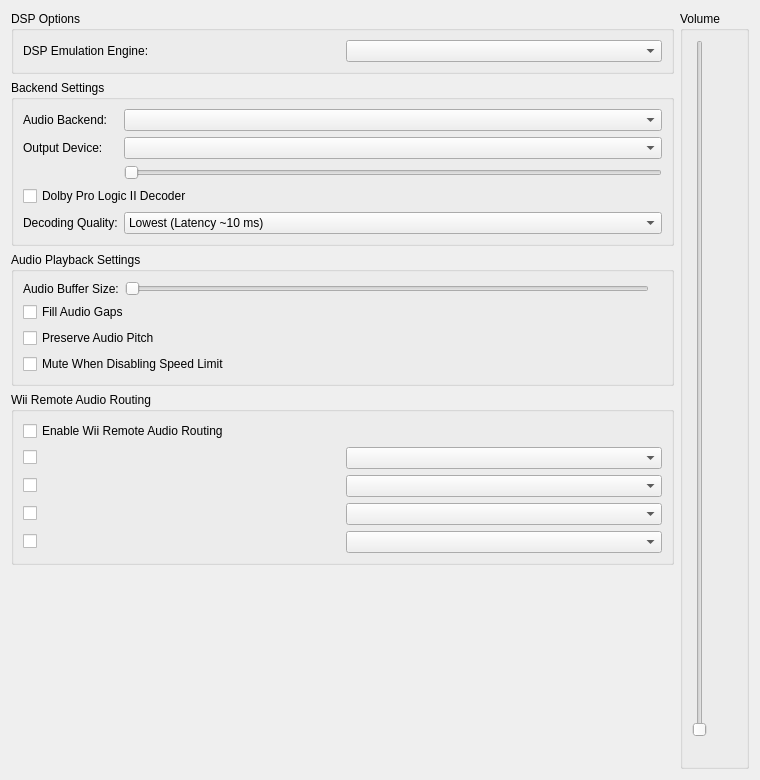
Qt form Source/Core/DolphinQt/Settings/AudioPane.ui (ilyalissoboi/dolphin) before a commit.
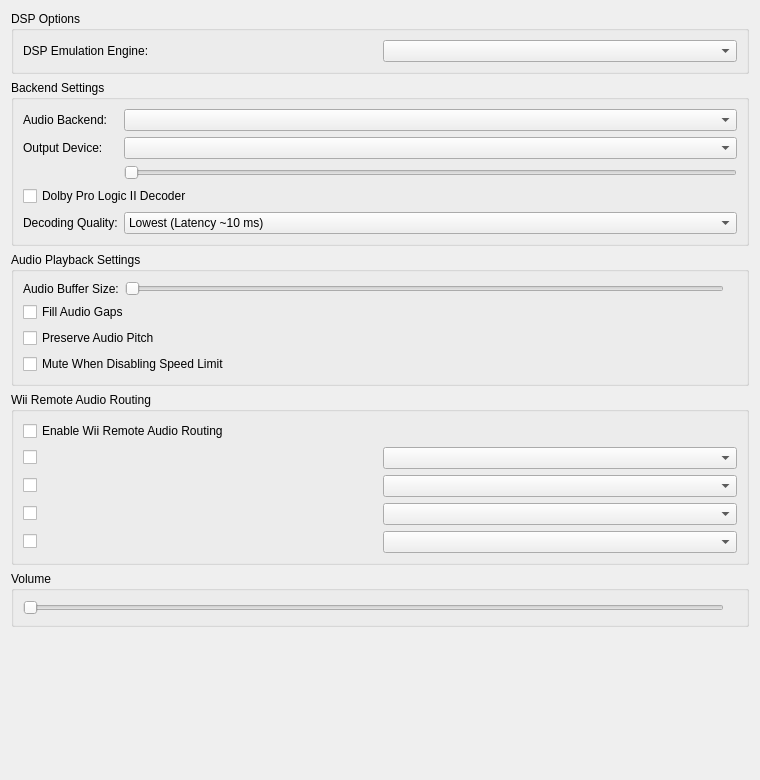
The same form after that commit.

Commit message: DolphinQt: polish settings layout

```diff
--- a/Source/Core/DolphinQt/Settings/AudioPane.ui
+++ b/Source/Core/DolphinQt/Settings/AudioPane.ui
@@ -16,7 +16,7 @@
     <verstretch>0</verstretch>
    </sizepolicy>
   </property>
-  <layout class="QHBoxLayout" name="rootLayout">
+  <layout class="QVBoxLayout" name="rootLayout">
    <item>
     <layout class="QVBoxLayout" name="mainColumnLayout">
      <item>
@@ -265,19 +265,6 @@
        </layout>
       </widget>
      </item>
-     <item>
-      <spacer name="verticalSpacer">
-       <property name="orientation">
-        <enum>Qt::Orientation::Vertical</enum>
-       </property>
-       <property name="sizeHint" stdset="0">
-        <size>
-         <width>20</width>
-         <height>40</height>
-        </size>
-       </property>
-      </spacer>
-     </item>
     </layout>
    </item>
    <item>
@@ -285,14 +272,14 @@
      <property name="title">
       <string>Volume</string>
      </property>
-     <layout class="QVBoxLayout" name="volumeLayout">
+     <layout class="QHBoxLayout" name="volumeLayout">
       <item>
        <widget class="QSlider" name="volumeSlider">
         <property name="maximum">
          <number>100</number>
         </property>
         <property name="orientation">
-         <enum>Qt::Orientation::Vertical</enum>
+         <enum>Qt::Orientation::Horizontal</enum>
         </property>
        </widget>
       </item>
@@ -309,6 +296,19 @@
      </layout>
     </widget>
    </item>
+   <item>
+    <spacer name="verticalSpacer">
+     <property name="orientation">
+      <enum>Qt::Orientation::Vertical</enum>
+     </property>
+     <property name="sizeHint" stdset="0">
+      <size>
+       <width>20</width>
+       <height>40</height>
+      </size>
+     </property>
+    </spacer>
+   </item>
   </layout>
  </widget>
  <tabstops>
```
The commit also changes 7 other files.
